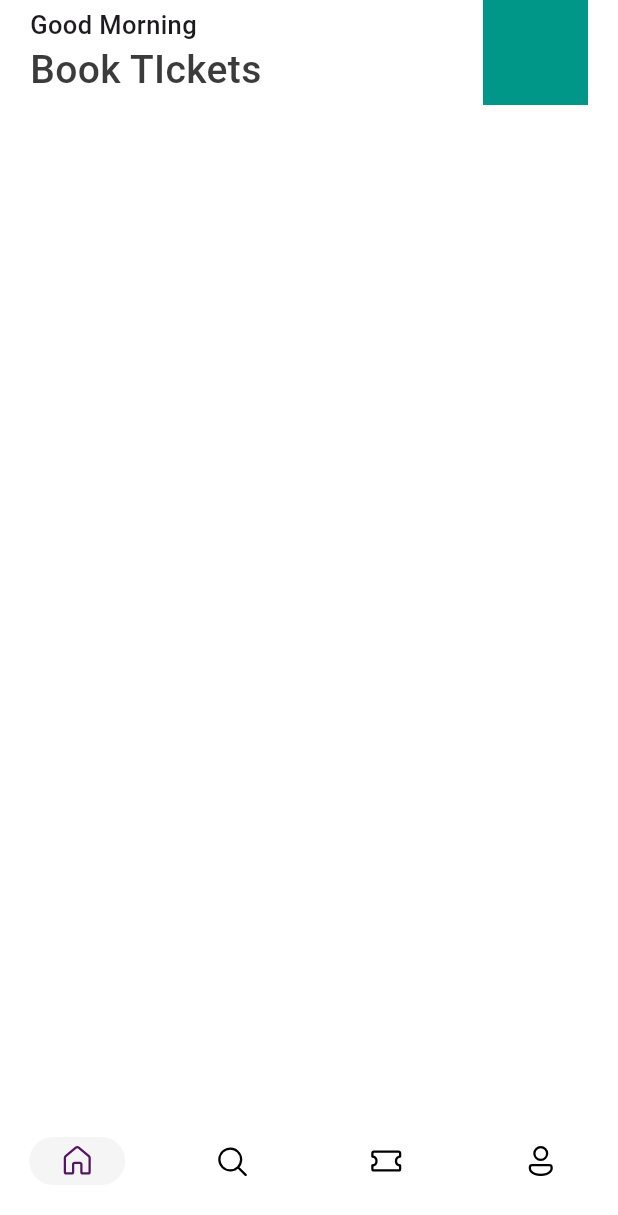
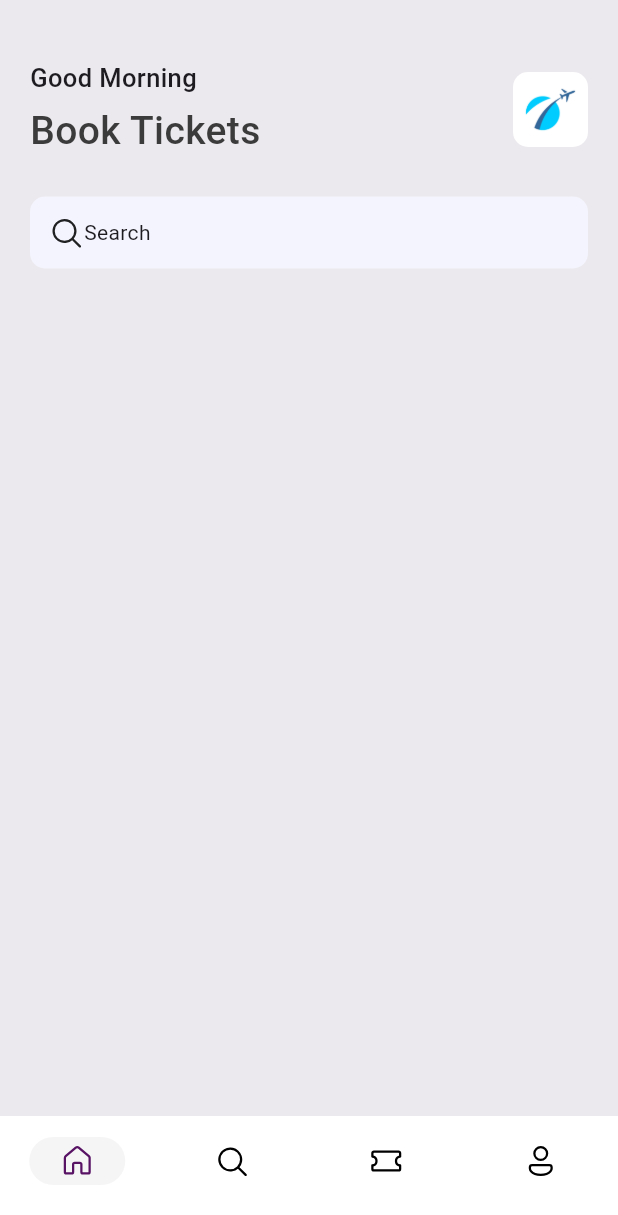
Before and after one commit to meetshaheer/TickSpot, a Flutter app: the screen it shows after launch, on a phone screen of 412 x 824 dp. Shown: the top 1215 px of the screen. Run offline on Flutter 3.47's test engine with Material 3 defaults, Android fonts, the phone set to English and light mode, and no system bars; our stand-ins replace fluentui_icons.

Commit message:
updated with search bar and items

```diff
--- a/tickspot/lib/home_view.dart
+++ b/tickspot/lib/home_view.dart
@@ -1,6 +1,8 @@
+import 'package:fluentui_icons/fluentui_icons.dart';
 import 'package:flutter/material.dart';
 import 'package:tickspot/Controller.dart';
 import 'package:tickspot/theme/App-styles.dart';
+import 'package:tickspot/theme/media.dart';
 
 class HomeView extends StatefulWidget {
   const HomeView({super.key});
@@ -13,9 +15,12 @@ class _HomeViewState extends State<HomeView> {
   @override
   Widget build(BuildContext context) {
     return Scaffold(
-        backgroundColor: Colors.transparent,
+        backgroundColor: backgroundColor,
         body: ListView(
           children: [
+            const SizedBox(
+              height: 40,
+            ),
             Padding(
               padding: const EdgeInsets.symmetric(horizontal: 20),
               child: Column(
@@ -30,19 +35,42 @@ class _HomeViewState extends State<HomeView> {
                             "Good Morning",
                             style: AppStyles.headlineStyle3,
                           ),
+                          const SizedBox(
+                            height: 5,
+                          ),
                           Text(
-                            "Book TIckets",
+                            "Book Tickets",
                             style: AppStyles.headlineStyle1,
                           )
                         ],
                       ),
                       Container(
-                        height: 70,
-                        width: 70,
-                        color: Colors.teal,
+                        height: 50,
+                        width: 50,
+                        decoration: BoxDecoration(
+                          borderRadius: BorderRadius.circular(10),
+                          image: const DecorationImage(
+                            fit: BoxFit.cover,
+                            // App Media Logo
+                            image: AssetImage(AppMedia.logo),
+                          ),
+                        ),
                       )
                     ],
                   ),
+                  const SizedBox(
+                    height: 25,
+                  ),
+                  Container(
+                    padding: const EdgeInsets.symmetric(horizontal: 12, vertical: 12),
+                    decoration: BoxDecoration(borderRadius: BorderRadius.circular(10), color: whiteColor),
+                    child: const Row(
+                      children: [
+                        Icon(FluentSystemIcons.ic_fluent_search_regular),
+                        Text("Search"),
+                      ],
+                    ),
+                  )
                 ],
               ),
             )
--- a/tickspot/lib/main.dart
+++ b/tickspot/lib/main.dart
@@ -12,6 +12,7 @@
   @override
   Widget build(BuildContext context) {
     return const MaterialApp(
+      debugShowCheckedModeBanner: false,
       home: tickSpot(),
     );
   }
--- a/tickspot/lib/theme/App-styles.dart
+++ b/tickspot/lib/theme/App-styles.dart
@@ -1,6 +1,8 @@
 import 'package:flutter/material.dart';
 
 Color primary = const Color(0xFF687daf);
+Color backgroundColor = Color(0XFFECE9EE);
+Color whiteColor = Color(0xFFF3F4FD);
 
 class AppStyles {
   static Color primaryColor = primary;
--- /dev/null
+++ b/tickspot/lib/theme/media.dart
@@ -0,0 +1,4 @@
+class AppMedia {
+  static const _baseImage = "assets/images";
+  static const logo = '$_baseImage/iconImage.jpg';
+}
--- a/tickspot/pubspec.yaml
+++ b/tickspot/pubspec.yaml
@@ -61,8 +61,8 @@ flutter:
   uses-material-design: true
 
   # To add assets to your application, add an assets section, like this:
-  # assets:
-  #   - images/a_dot_burr.jpeg
+  assets:
+    - assets/images/
   #   - images/a_dot_ham.jpeg
 
   # An image asset can refer to one or more resolution-specific "variants", see
```
Also changed, not shown: tickspot/assets/images/iconImage.jpg (added).
